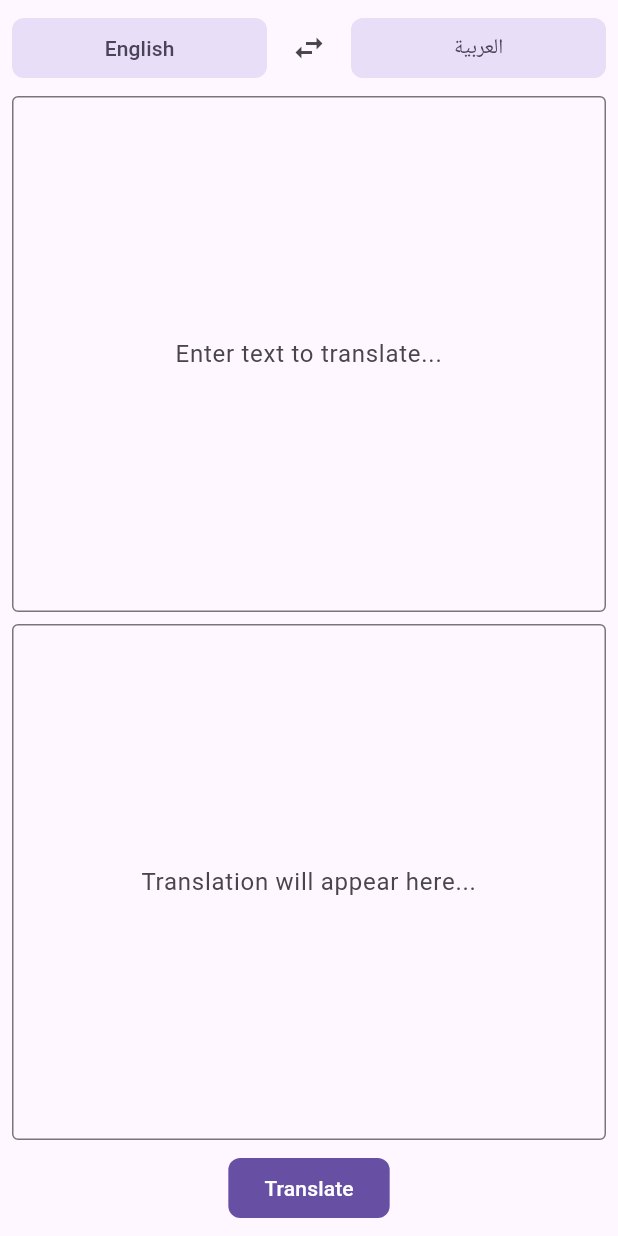
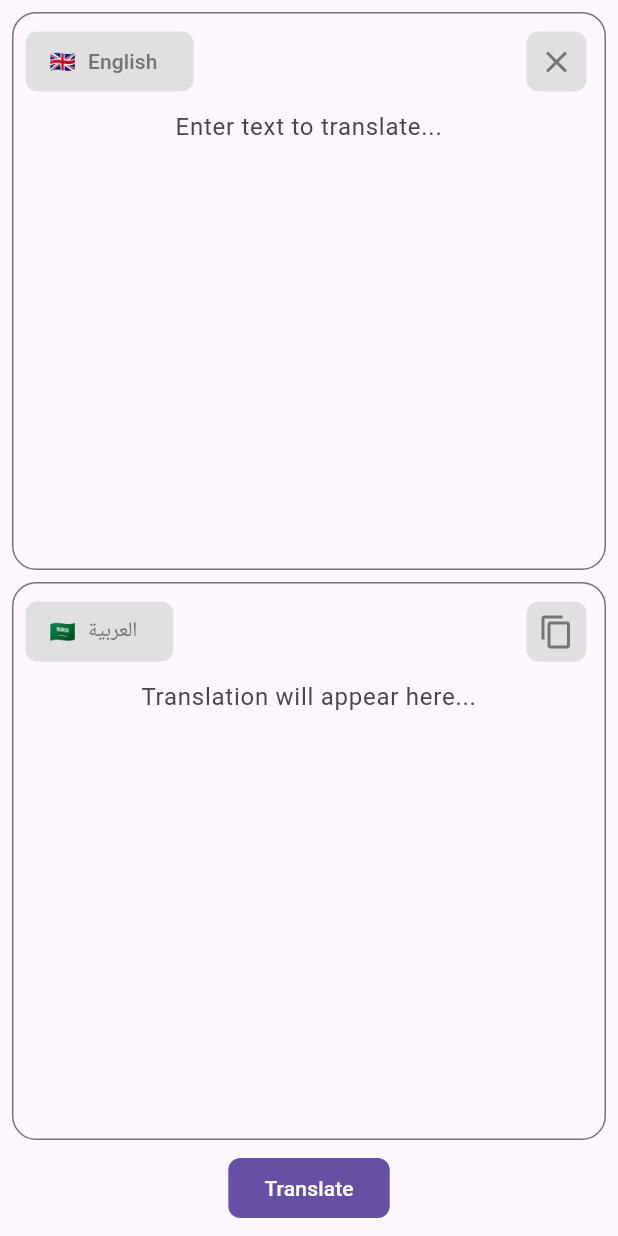
Before and after one commit to jhonny1994/translazy, a Flutter app: the screen it shows after launch, on a phone screen of 412 x 824 dp. Run offline on Flutter 3.47's test engine with Material 3 defaults, Android fonts, the phone set to English and light mode, and no system bars; our stand-ins replace device_preview, dio, flutter_riverpod, freezed_annotation, gap.

Commit message:
fixed ui

```diff
--- a/lib/infrastructure/api_service.dart
+++ b/lib/infrastructure/api_service.dart
@@ -30,7 +30,8 @@ class TranslationNotifier extends StateNotifier<TranslationState> {
       );
       if (response.statusCode == 200) {
         state = state.copyWith(
-          translation: response.data!['response']['translated_text'] as String,
+          translation: (response.data!['response']
+              as Map<String, dynamic>)['translated_text'] as String,
           isLoading: false,
         );
       } else {
--- a/lib/presentation/home_screen.dart
+++ b/lib/presentation/home_screen.dart
@@ -26,9 +26,9 @@ class _HomeScreenState extends ConsumerState<HomeScreen> {
   }
 
   void showLanguageBottomSheet(
-    BuildContext context,
-    bool isSourceLang,
-  ) {
+    BuildContext context, {
+    required bool isSourceLang,
+  }) {
     showModalBottomSheet<void>(
       context: context,
       builder: (BuildContext context) {
@@ -76,6 +76,15 @@ class _HomeScreenState extends ConsumerState<HomeScreen> {
   @override
   Widget build(BuildContext context) {
     final translationState = ref.watch(translationProvider);
+
+    if (translationState.error != null) {
+      WidgetsBinding.instance.addPostFrameCallback((_) {
+        ScaffoldMessenger.of(context).showSnackBar(
+          SnackBar(content: Text(translationState.error!)),
+        );
+      });
+    }
+
     if (translationState.translation != null &&
         translationState.translation != translatedTextController.text) {
       translatedTextController.text = translationState.translation!;
@@ -86,47 +95,60 @@ class _HomeScreenState extends ConsumerState<HomeScreen> {
           padding: const EdgeInsets.all(8),
           child: Column(
             children: [
+              Expanded(
+                child: Container(
+                  padding: const EdgeInsets.all(8),
+                  decoration: BoxDecoration(
+                    border: Border.all(color: Colors.grey[600]!),
+                    borderRadius: BorderRadius.circular(16),
+                  ),
+                  child: Column(
+                    children: [
                       Row(
                         children: [
-                  Expanded(
-                    child: FilledButton.tonal(
+                          FilledButton.icon(
                             onPressed: () => translationState.isLoading
                                 ? null
-                          : showLanguageBottomSheet(context, true),
+                                : showLanguageBottomSheet(
+                                    context,
+                                    isSourceLang: true,
+                                  ),
                             style: FilledButton.styleFrom(
                               shape: RoundedRectangleBorder(
                                 borderRadius: BorderRadius.circular(8),
                               ),
+                              foregroundColor: Colors.grey[600],
+                              backgroundColor: Colors.grey[300],
                             ),
-                      child: Text(SupportedLanguages.getLanguage(sourceLang)),
+                            icon: Text(SupportedLanguages.getFlag(sourceLang)),
+                            label: Row(
+                              children: [
+                                Text(
+                                  SupportedLanguages.getLanguage(sourceLang),
+                                ),
+                              ],
                             ),
                           ),
-                  const Gap(4),
+                          const Spacer(),
                           IconButton(
-                    onPressed: switchLanguages,
-                    icon: const Icon(Icons.swap_horiz),
-                  ),
-                  const Gap(4),
-                  Expanded(
-                    child: FilledButton.tonal(
-                      onPressed: () => translationState.isLoading
+                            onPressed: translationState.isLoading ||
+                                    translationState.translation != null
                                 ? null
-                          : showLanguageBottomSheet(context, false),
-                      style: FilledButton.styleFrom(
+                                : () {
+                                    sourceTextController.clear();
+                                  },
+                            icon: const Icon(Icons.clear),
+                            style: IconButton.styleFrom(
                               shape: RoundedRectangleBorder(
                                 borderRadius: BorderRadius.circular(8),
                               ),
-                      ),
-                      child: Text(SupportedLanguages.getLanguage(targetLang)),
+                              foregroundColor: Colors.grey[600],
+                              backgroundColor: Colors.grey[300],
                             ),
                           ),
                         ],
                       ),
-              const Gap(8),
                       Expanded(
-                child: Column(
-                  children: [
-                    Flexible(
                         child: TextField(
                           controller: sourceTextController,
                           maxLines: null,
@@ -135,14 +157,67 @@ class _HomeScreenState extends ConsumerState<HomeScreen> {
                           textAlign: TextAlign.center,
                           enabled: !translationState.isLoading,
                           decoration: const InputDecoration(
-                          border: OutlineInputBorder(),
+                            border: InputBorder.none,
+                            focusedBorder: InputBorder.none,
+                            enabledBorder: InputBorder.none,
+                            errorBorder: InputBorder.none,
+                            disabledBorder: InputBorder.none,
                             hintText: 'Enter text to translate...',
                             counter: SizedBox(),
                           ),
                         ),
                       ),
+                    ],
+                  ),
+                ),
+              ),
               const Gap(8),
-                    Flexible(
+              Expanded(
+                child: Container(
+                  padding: const EdgeInsets.all(8),
+                  decoration: BoxDecoration(
+                    border: Border.all(color: Colors.grey[600]!),
+                    borderRadius: BorderRadius.circular(16),
+                  ),
+                  child: Column(
+                    children: [
+                      Row(
+                        children: [
+                          FilledButton.icon(
+                            onPressed: () => translationState.isLoading
+                                ? null
+                                : showLanguageBottomSheet(
+                                    context,
+                                    isSourceLang: false,
+                                  ),
+                            style: OutlinedButton.styleFrom(
+                              shape: RoundedRectangleBorder(
+                                borderRadius: BorderRadius.circular(8),
+                              ),
+                              foregroundColor: Colors.grey[600],
+                              backgroundColor: Colors.grey[300],
+                            ),
+                            icon: Text(SupportedLanguages.getFlag(targetLang)),
+                            label: Text(
+                              SupportedLanguages.getLanguage(targetLang),
+                            ),
+                          ),
+                          const Spacer(),
+                          IconButton(
+                            onPressed:
+                                translationState.isLoading ? null : () {},
+                            icon: const Icon(Icons.copy),
+                            style: IconButton.styleFrom(
+                              shape: RoundedRectangleBorder(
+                                borderRadius: BorderRadius.circular(8),
+                              ),
+                              foregroundColor: Colors.grey[600],
+                              backgroundColor: Colors.grey[300],
+                            ),
+                          ),
+                        ],
+                      ),
+                      Expanded(
                         child: TextField(
                           controller: translatedTextController,
                           maxLines: null,
@@ -160,19 +235,24 @@ class _HomeScreenState extends ConsumerState<HomeScreen> {
                                   );
                                   ScaffoldMessenger.of(context).showSnackBar(
                                     const SnackBar(
-                                    content: Text('Text copied to clipboard!'),
+                                      content:
+                                          Text('Text copied to clipboard!'),
                                     ),
                                   );
                                 },
                           textAlign: TextAlign.center,
-                        decoration: InputDecoration(
-                          border: const OutlineInputBorder(),
+                          decoration: const InputDecoration(
+                            border: InputBorder.none,
+                            focusedBorder: InputBorder.none,
+                            enabledBorder: InputBorder.none,
+                            errorBorder: InputBorder.none,
+                            disabledBorder: InputBorder.none,
                             hintText: 'Translation will appear here...',
-                          errorText: translationState.error,
                           ),
                         ),
                       ),
                     ],
+                  ),
                 ),
               ),
               const Gap(8),
```
Lines whose indentation alone changed are shown as unchanged.
